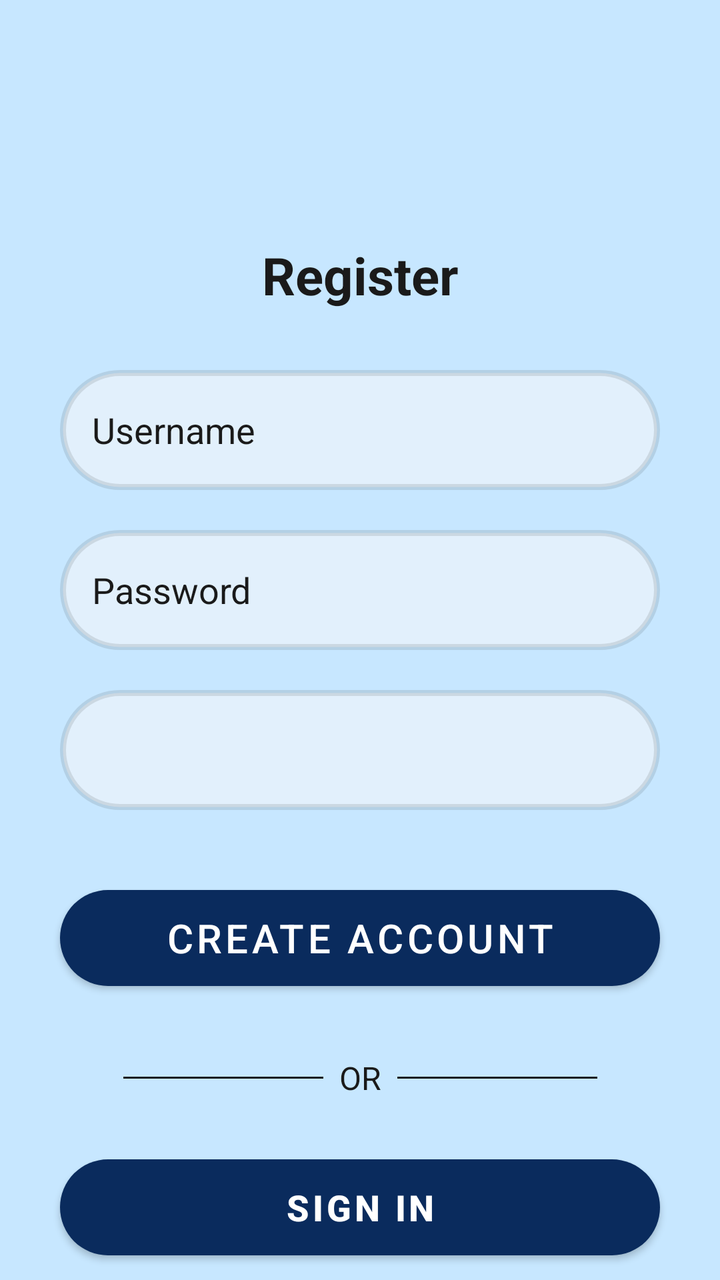
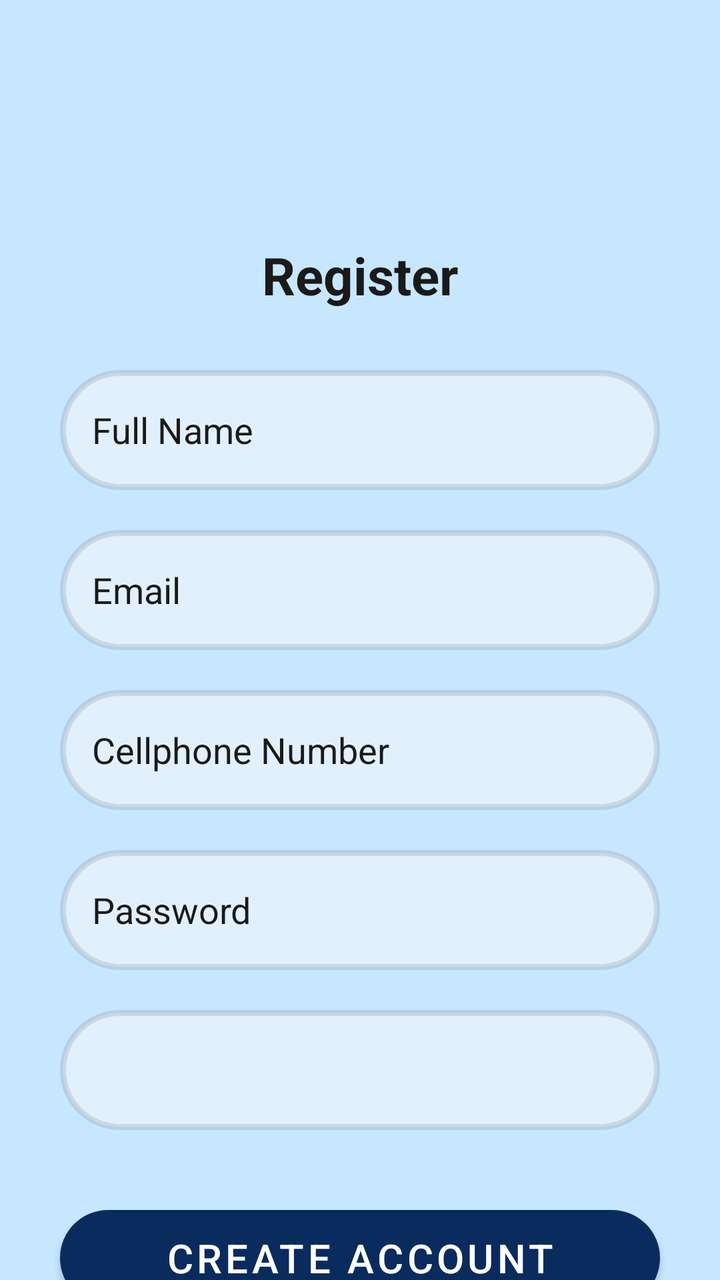

Before-and-after screenshots of an Android layout around one commit, followed by the original layout XML and the change that was made.
<!-- AndroidManifest.xml: application theme Theme.NurtureNest -->
<!-- res/layout/activity_register.xml -->
<?xml version="1.0" encoding="utf-8"?>
<androidx.constraintlayout.widget.ConstraintLayout
    xmlns:android="http://schemas.android.com/apk/res/android"
    xmlns:app="http://schemas.android.com/apk/res-auto"
    xmlns:tools="http://schemas.android.com/tools"
    android:layout_width="match_parent"
    android:layout_height="match_parent"
    android:background="?attr/colorBackground"
    tools:context=".Register">

    
    <TextView
        android:id="@+id/tvRegisterTitle"
        android:layout_width="wrap_content"
        android:layout_height="wrap_content"
        android:text="Register"
        android:textColor="?attr/colorOnBackground"
        android:textSize="26sp"
        android:textStyle="bold"
        app:layout_constraintTop_toTopOf="parent"
        app:layout_constraintStart_toStartOf="parent"
        app:layout_constraintEnd_toEndOf="parent"
        android:layout_marginTop="120dp" />

    
    <EditText
        android:id="@+id/etUsername"
        android:layout_width="300dp"
        android:layout_height="60dp"
        android:hint="Username"
        android:background="@drawable/rounded_edittext"
        android:textColor="?attr/colorOnBackground"
        android:textColorHint="?attr/colorOnBackground"
        android:padding="16dp"
        app:layout_constraintTop_toBottomOf="@id/tvRegisterTitle"
        app:layout_constraintStart_toStartOf="parent"
        app:layout_constraintEnd_toEndOf="parent"
        android:layout_marginTop="30dp" />

    
    <EditText
        android:id="@+id/etPassword"
        android:layout_width="300dp"
        android:layout_height="60dp"
        android:hint="Password"
        android:inputType="textPassword"
        android:background="@drawable/rounded_edittext"
        android:textColor="?attr/colorOnBackground"
        android:textColorHint="?attr/colorOnBackground"
        android:padding="16dp"
        app:layout_constraintTop_toBottomOf="@id/etUsername"
        app:layout_constraintStart_toStartOf="parent"
        app:layout_constraintEnd_toEndOf="parent"
        android:layout_marginTop="20dp" />

    
    <Spinner
        android:id="@+id/spnRole"
        android:layout_width="300dp"
        android:layout_height="60dp"
        android:background="@drawable/rounded_edittext"
        android:padding="12dp"
        app:layout_constraintTop_toBottomOf="@id/etPassword"
        app:layout_constraintStart_toStartOf="parent"
        app:layout_constraintEnd_toEndOf="parent"
        android:layout_marginTop="20dp" />

    
    <Button
        android:id="@+id/btnRegister"
        android:layout_width="300dp"
        android:layout_height="wrap_content"
        android:background="@drawable/rounded_button"
        android:text="Create Account"
        android:textColor="?attr/colorOnPrimary"
        android:textSize="20sp"
        app:layout_constraintTop_toBottomOf="@id/spnRole"
        app:layout_constraintStart_toStartOf="parent"
        app:layout_constraintEnd_toEndOf="parent"
        android:layout_marginTop="40dp" />

    
    <LinearLayout
        android:id="@+id/llDivider"
        android:layout_width="wrap_content"
        android:layout_height="wrap_content"
        android:orientation="horizontal"
        app:layout_constraintTop_toBottomOf="@id/btnRegister"
        app:layout_constraintStart_toStartOf="parent"
        app:layout_constraintEnd_toEndOf="parent"
        android:layout_marginTop="35dp"
        android:gravity="center">

        <View
            android:layout_width="100dp"
            android:layout_height="1dp"
            android:background="?attr/colorOnBackground" />

        <TextView
            android:layout_width="wrap_content"
            android:layout_height="wrap_content"
            android:text="  OR  "
            android:textSize="16sp"
            android:textColor="?attr/colorOnBackground" />

        <View
            android:layout_width="100dp"
            android:layout_height="1dp"
            android:background="?attr/colorOnBackground" />
    </LinearLayout>

    
    <Button
        android:id="@+id/btnSignInNow"
        android:layout_width="300dp"
        android:layout_height="wrap_content"
        android:background="@drawable/rounded_button"
        android:text="Sign In"
        android:textColor="?attr/colorOnPrimary"
        android:textSize="18sp"
        android:textStyle="bold"
        app:layout_constraintTop_toBottomOf="@id/llDivider"
        app:layout_constraintStart_toStartOf="parent"
        app:layout_constraintEnd_toEndOf="parent"
        android:layout_marginTop="30dp" />

</androidx.constraintlayout.widget.ConstraintLayout>
<!-- resources referenced by this layout -->
<resources>
  <!-- drawable rounded_button (drawable) -->
  <shape xmlns:android="http://schemas.android.com/apk/res/android" android:shape="rectangle">
      <solid android:color="#052659"/>
      <corners android:radius="30dp"/>
  </shape>
  <!-- drawable rounded_edittext (drawable) -->
  <shape xmlns:android="http://schemas.android.com/apk/res/android" android:shape="rectangle">
      <solid android:color="#80FDF9F9"/>
      <stroke android:width="3dp" android:color="#1A000000"/>
      <corners android:radius="30dp"/>
  </shape>
  <style name="Theme.NurtureNest" parent="Theme.MaterialComponents.DayNight.NoActionBar">
          <item name="colorPrimary">#0A2B5D</item>
          <item name="colorOnPrimary">#FFFFFF</item>
          <item name="colorSurface">#000000</item>
          <item name="colorOnSurface">#FFFFFF</item>
          <item name="colorBackground">#C7E7FF</item>
          <item name="colorOnBackground">#1A1A1A</item>
          <item name="android:windowBackground">#C7E7FF</item>
      </style>
</resources>

<!-- the commit's change to res/layout/activity_register.xml (unified diff, before → after) -->
@@ -24,10 +24,10 @@
 
     
     <EditText
-        android:id="@+id/etUsername"
+        android:id="@+id/etFullName"
         android:layout_width="300dp"
         android:layout_height="60dp"
-        android:hint="Username"
+        android:hint="Full Name"
         android:background="@drawable/rounded_edittext"
         android:textColor="?attr/colorOnBackground"
         android:textColorHint="?attr/colorOnBackground"
@@ -36,6 +36,38 @@
         app:layout_constraintStart_toStartOf="parent"
         app:layout_constraintEnd_toEndOf="parent"
         android:layout_marginTop="30dp" />
+
+    
+    <EditText
+        android:id="@+id/etEmail"
+        android:layout_width="300dp"
+        android:layout_height="60dp"
+        android:hint="Email"
+        android:inputType="textEmailAddress"
+        android:background="@drawable/rounded_edittext"
+        android:textColor="?attr/colorOnBackground"
+        android:textColorHint="?attr/colorOnBackground"
+        android:padding="16dp"
+        app:layout_constraintTop_toBottomOf="@id/etFullName"
+        app:layout_constraintStart_toStartOf="parent"
+        app:layout_constraintEnd_toEndOf="parent"
+        android:layout_marginTop="20dp" />
+
+    
+    <EditText
+        android:id="@+id/etCellphone"
+        android:layout_width="300dp"
+        android:layout_height="60dp"
+        android:hint="Cellphone Number"
+        android:inputType="phone"
+        android:background="@drawable/rounded_edittext"
+        android:textColor="?attr/colorOnBackground"
+        android:textColorHint="?attr/colorOnBackground"
+        android:padding="16dp"
+        app:layout_constraintTop_toBottomOf="@id/etEmail"
+        app:layout_constraintStart_toStartOf="parent"
+        app:layout_constraintEnd_toEndOf="parent"
+        android:layout_marginTop="20dp" />
 
     
     <EditText
@@ -48,7 +80,7 @@
         android:textColor="?attr/colorOnBackground"
         android:textColorHint="?attr/colorOnBackground"
         android:padding="16dp"
-        app:layout_constraintTop_toBottomOf="@id/etUsername"
+        app:layout_constraintTop_toBottomOf="@id/etCellphone"
         app:layout_constraintStart_toStartOf="parent"
         app:layout_constraintEnd_toEndOf="parent"
         android:layout_marginTop="20dp" />
